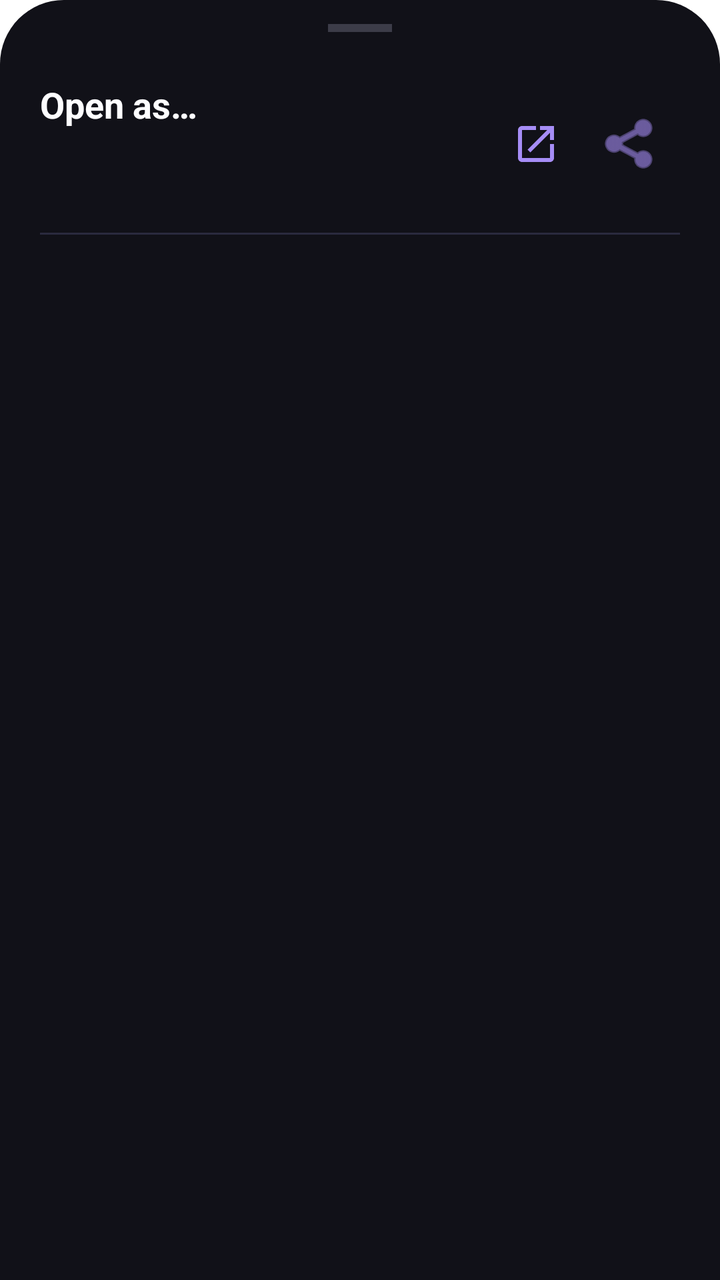
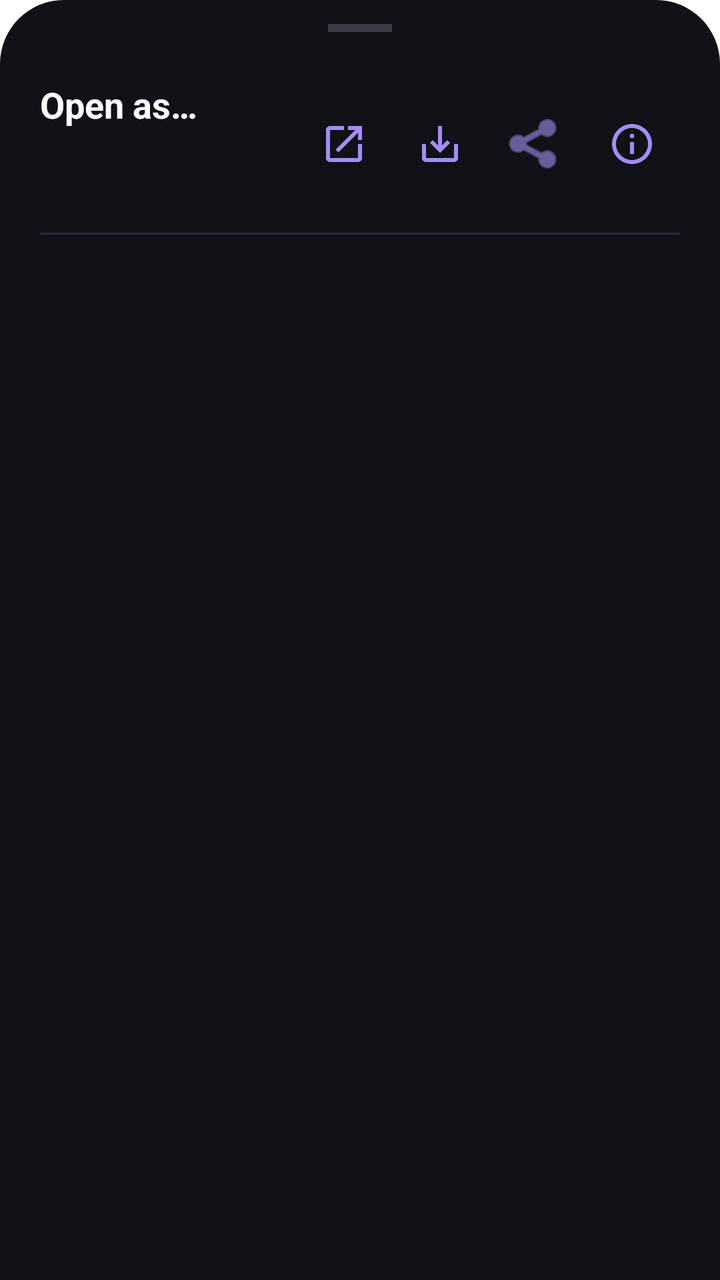

Screens rendered from an Android XML layout before and after an edit, with the pre-edit source and the edit as a unified diff.
<!-- AndroidManifest.xml: application theme Theme.OpenBridge.Transparent -->
<!-- res/layout/bottom_sheet_open_as.xml -->
<?xml version="1.0" encoding="utf-8"?>
<LinearLayout xmlns:android="http://schemas.android.com/apk/res/android"
    xmlns:app="http://schemas.android.com/apk/res-auto"
    android:layout_width="match_parent"
    android:layout_height="wrap_content"
    android:background="@drawable/bg_bottom_sheet"
    android:orientation="vertical"
    android:paddingHorizontal="20dp"
    android:paddingTop="12dp"
    android:paddingBottom="24dp">

    
    <View
        android:layout_width="32dp"
        android:layout_height="4dp"
        android:layout_gravity="center_horizontal"
        android:layout_marginBottom="24dp"
        android:alpha="0.3"
        android:background="@color/on_surface_variant" />

    <TextView
        android:id="@+id/queuePositionText"
        android:layout_width="wrap_content"
        android:layout_height="wrap_content"
        android:layout_marginBottom="8dp"
        android:textColor="@color/secondary"
        android:textSize="12sp"
        android:textStyle="bold"
        android:visibility="gone" />

    <LinearLayout
        android:layout_width="match_parent"
        android:layout_height="wrap_content"
        android:orientation="horizontal"
        android:gravity="center_vertical"
        android:layout_marginBottom="12dp">

        <LinearLayout
            android:layout_width="0dp"
            android:layout_height="wrap_content"
            android:layout_weight="1"
            android:orientation="vertical">

            
            <TextView
                android:id="@+id/titleText"
                android:layout_width="match_parent"
                android:layout_height="wrap_content"
                android:ellipsize="middle"
                android:maxLines="1"
                android:text="Open as…"
                android:textColor="@color/on_surface"
                android:textSize="18sp"
                android:textStyle="bold" />

            
            <TextView
                android:id="@+id/subtitleText"
                android:layout_width="match_parent"
                android:layout_height="wrap_content"
                android:layout_marginTop="2dp"
                android:textColor="@color/on_surface_variant"
                android:textSize="13sp" />

            <TextView
                android:id="@+id/confidenceText"
                android:layout_width="match_parent"
                android:layout_height="wrap_content"
                android:layout_marginTop="4dp"
                android:textColor="@color/tertiary"
                android:textSize="12sp" />
        </LinearLayout>

        <ImageButton
            android:id="@+id/btnRecommended"
            android:layout_width="48dp"
            android:layout_height="48dp"
            android:background="?attr/selectableItemBackgroundBorderless"
            android:contentDescription="Open with detected type"
            android:enabled="false"
            android:padding="12dp"
            android:src="@drawable/ic_open"
            app:tint="@color/primary" />

        <ImageButton
            android:id="@+id/btnShare"
            android:layout_width="48dp"
            android:layout_height="48dp"
            android:background="?attr/selectableItemBackgroundBorderless"
            android:contentDescription="Share file"
            android:padding="12dp"
            android:src="@android:drawable/ic_menu_share"
            app:tint="@color/primary" />
    </LinearLayout>

    
    <com.google.android.material.chip.Chip
        android:id="@+id/lastAppChip"
        android:layout_width="wrap_content"
        android:layout_height="wrap_content"
        android:layout_marginBottom="12dp"
        android:visibility="gone"
        app:chipBackgroundColor="@color/primary_container"
        app:chipIconVisible="true"
        app:chipIconSize="20dp"
        android:textColor="@color/on_primary_container" />

    <View
        android:layout_width="match_parent"
        android:layout_height="1dp"
        android:background="@color/outline_variant"
        android:layout_marginBottom="16dp" />

    
    <androidx.recyclerview.widget.RecyclerView
        android:id="@+id/typeList"
        android:layout_width="match_parent"
        android:layout_height="wrap_content"
        android:clipToPadding="false"
        android:overScrollMode="never" />

    <LinearLayout
        android:id="@+id/queueActions"
        android:layout_width="match_parent"
        android:layout_height="wrap_content"
        android:layout_marginTop="4dp"
        android:gravity="end"
        android:orientation="horizontal"
        android:visibility="gone">

        <com.google.android.material.button.MaterialButton
            android:id="@+id/btnCancelQueue"
            style="@style/Widget.MaterialComponents.Button.TextButton"
            android:layout_width="wrap_content"
            android:layout_height="wrap_content"
            android:text="Cancel queue"
            android:textColor="@color/on_surface_variant" />

        <com.google.android.material.button.MaterialButton
            android:id="@+id/btnSkipFile"
            style="@style/Widget.MaterialComponents.Button.TextButton"
            android:layout_width="wrap_content"
            android:layout_height="wrap_content"
            android:text="Skip file"
            android:textColor="@color/secondary" />
    </LinearLayout>

</LinearLayout>
<!-- resources referenced by this layout -->
<resources>
  <color name="on_primary_container">#E7DFFF</color>
  <color name="on_surface">#FDFDFF</color>
  <color name="on_surface_variant">#A0A0B8</color>
  <color name="outline_variant">#2A2A3E</color>
  <color name="primary">#A68DF6</color>
  <color name="primary_container">#2A2050</color>
  <color name="secondary">#E08EFE</color>
  <color name="tertiary">#FF5FD0</color>
  <!-- drawable bg_bottom_sheet (drawable) -->
  <?xml version="1.0" encoding="utf-8"?>
  <shape xmlns:android="http://schemas.android.com/apk/res/android">
      <solid android:color="@color/surface_container_low" />
      <corners
          android:topLeftRadius="32dp"
          android:topRightRadius="32dp" />
  </shape>
  <!-- drawable ic_open (drawable) -->
  <?xml version="1.0" encoding="utf-8"?>
  <vector xmlns:android="http://schemas.android.com/apk/res/android"
      android:width="24dp"
      android:height="24dp"
      android:viewportWidth="24"
      android:viewportHeight="24">
      
      <path
          android:fillColor="#FFFFFFFF"
          android:pathData="M19,19H5V5h7V3H5c-1.11,0 -2,0.9 -2,2v14c0,1.1 0.89,2 2,2h14c1.1,0 2,-0.9 2,-2v-7h-2v7zM14,3v2h3.59l-9.83,9.83 1.41,1.41L19,6.41V10h2V3h-7z" />
  </vector>
  <style name="Theme.OpenBridge.Transparent" parent="Theme.Material3.Dark.NoActionBar">
          <item name="android:windowBackground">@android:color/transparent</item>
          <item name="android:windowIsTranslucent">true</item>
          <item name="android:windowContentOverlay">@null</item>
          <item name="android:windowNoTitle">true</item>
          <item name="android:windowIsFloating">true</item>
          <item name="android:backgroundDimEnabled">true</item>
          <item name="android:windowAnimationStyle">@null</item>
      </style>
  <color name="surface_container_low">#111118</color>
</resources>

<!-- the commit's change to res/layout/bottom_sheet_open_as.xml (unified diff, before → after) -->
@@ -83,6 +83,17 @@
             app:tint="@color/primary" />
 
         <ImageButton
+            android:id="@+id/btnSave"
+            android:layout_width="48dp"
+            android:layout_height="48dp"
+            android:background="?attr/selectableItemBackgroundBorderless"
+            android:contentDescription="Save a copy"
+            android:enabled="false"
+            android:padding="12dp"
+            android:src="@drawable/ic_save"
+            app:tint="@color/primary" />
+
+        <ImageButton
             android:id="@+id/btnShare"
             android:layout_width="48dp"
             android:layout_height="48dp"
@@ -90,6 +101,16 @@
             android:contentDescription="Share file"
             android:padding="12dp"
             android:src="@android:drawable/ic_menu_share"
+            app:tint="@color/primary" />
+
+        <ImageButton
+            android:id="@+id/btnInspect"
+            android:layout_width="48dp"
+            android:layout_height="48dp"
+            android:background="?attr/selectableItemBackgroundBorderless"
+            android:contentDescription="Inspect file"
+            android:padding="12dp"
+            android:src="@drawable/ic_info"
             app:tint="@color/primary" />
     </LinearLayout>
 
@@ -105,6 +126,35 @@
         app:chipIconSize="20dp"
         android:textColor="@color/on_primary_container" />
 
+    
+    <LinearLayout
+        android:id="@+id/nameHint"
+        android:layout_width="match_parent"
+        android:layout_height="wrap_content"
+        android:layout_marginBottom="12dp"
+        android:orientation="vertical"
+        android:visibility="gone">
+
+        <TextView
+            android:id="@+id/nameHintText"
+            android:layout_width="match_parent"
+            android:layout_height="wrap_content"
+            android:textColor="@color/tertiary"
+            android:textSize="12sp" />
+
+        <com.google.android.material.chip.Chip
+            android:id="@+id/correctedOpenChip"
+            android:layout_width="wrap_content"
+            android:layout_height="wrap_content"
+            android:layout_marginTop="4dp"
+            android:textColor="@color/on_primary_container"
+            app:chipBackgroundColor="@color/primary_container" />
+    </LinearLayout>
+
+    <include
+        android:id="@+id/taskProgress"
+        layout="@layout/view_task_progress" />
+
     <View
         android:layout_width="match_parent"
         android:layout_height="1dp"
@@ -146,3 +196,30 @@
     </LinearLayout>
 
 </LinearLayout>
+<!-- res/layout/view_task_progress.xml (included above) -->
+<?xml version="1.0" encoding="utf-8"?>
+<LinearLayout xmlns:android="http://schemas.android.com/apk/res/android"
+    xmlns:app="http://schemas.android.com/apk/res-auto"
+    android:layout_width="match_parent"
+    android:layout_height="wrap_content"
+    android:orientation="vertical"
+    android:paddingVertical="8dp"
+    android:visibility="gone">
+
+    <TextView
+        android:id="@+id/taskLabel"
+        android:layout_width="match_parent"
+        android:layout_height="wrap_content"
+        android:textColor="@color/on_surface_variant"
+        android:textSize="12sp" />
+
+    <com.google.android.material.progressindicator.LinearProgressIndicator
+        android:id="@+id/taskIndicator"
+        android:layout_width="match_parent"
+        android:layout_height="wrap_content"
+        android:layout_marginTop="4dp"
+        android:max="100"
+        app:indicatorColor="@color/primary"
+        app:trackColor="@color/outline_variant"
+        app:trackCornerRadius="2dp" />
+</LinearLayout>
<!-- resource entries referenced after the edit -->
@@ -16,6 +16,18 @@
           android:topLeftRadius="32dp"
           android:topRightRadius="32dp" />
   </shape>
+  <!-- drawable ic_info (drawable) -->
+  <?xml version="1.0" encoding="utf-8"?>
+  <vector xmlns:android="http://schemas.android.com/apk/res/android"
+      android:width="24dp"
+      android:height="24dp"
+      android:viewportWidth="24"
+      android:viewportHeight="24">
+      
+      <path
+          android:fillColor="#FFFFFFFF"
+          android:pathData="M11,7h2v2h-2zM11,11h2v6h-2zM12,2C6.48,2 2,6.48 2,12s4.48,10 10,10 10,-4.48 10,-10S17.52,2 12,2zM12,20c-4.41,0 -8,-3.59 -8,-8s3.59,-8 8,-8 8,3.59 8,8 -3.59,8 -8,8z" />
+  </vector>
   <!-- drawable ic_open (drawable) -->
   <?xml version="1.0" encoding="utf-8"?>
   <vector xmlns:android="http://schemas.android.com/apk/res/android"
@@ -27,6 +39,18 @@
       <path
           android:fillColor="#FFFFFFFF"
           android:pathData="M19,19H5V5h7V3H5c-1.11,0 -2,0.9 -2,2v14c0,1.1 0.89,2 2,2h14c1.1,0 2,-0.9 2,-2v-7h-2v7zM14,3v2h3.59l-9.83,9.83 1.41,1.41L19,6.41V10h2V3h-7z" />
+  </vector>
+  <!-- drawable ic_save (drawable) -->
+  <?xml version="1.0" encoding="utf-8"?>
+  <vector xmlns:android="http://schemas.android.com/apk/res/android"
+      android:width="24dp"
+      android:height="24dp"
+      android:viewportWidth="24"
+      android:viewportHeight="24">
+      
+      <path
+          android:fillColor="#FFFFFFFF"
+          android:pathData="M19,12v7L5,19v-7L3,12v7c0,1.1 0.9,2 2,2h14c1.1,0 2,-0.9 2,-2v-7h-2zM13,12.67l2.59,-2.58L17,11.5l-5,5 -5,-5 1.41,-1.41L11,12.67L11,3h2z" />
   </vector>
   <style name="Theme.OpenBridge.Transparent" parent="Theme.Material3.Dark.NoActionBar">
           <item name="android:windowBackground">@android:color/transparent</item>
